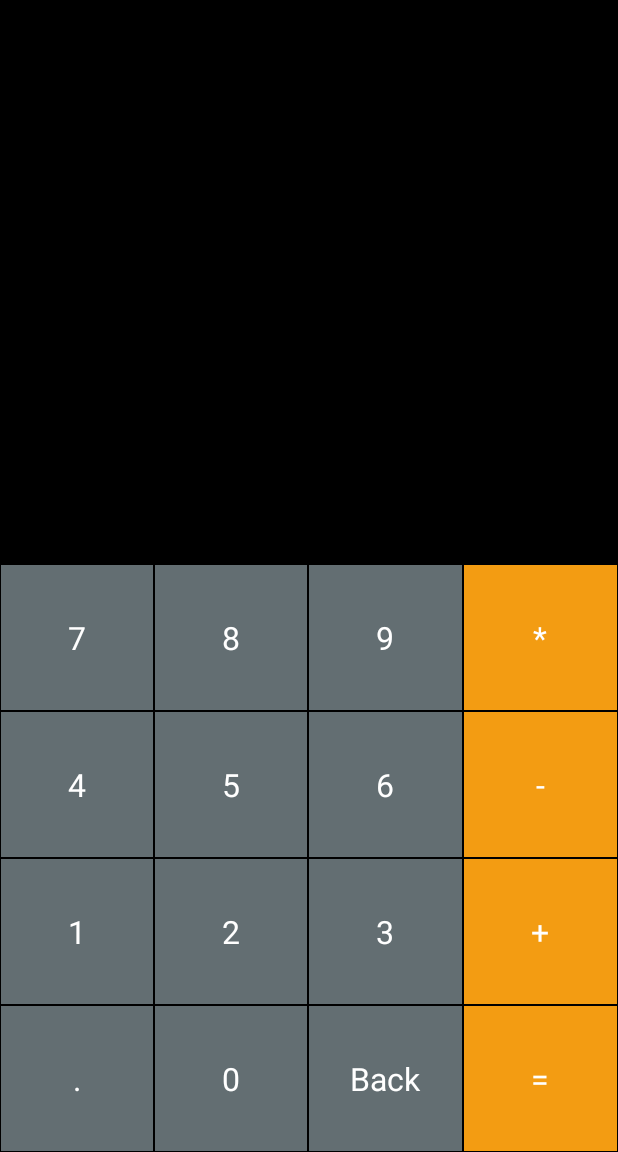
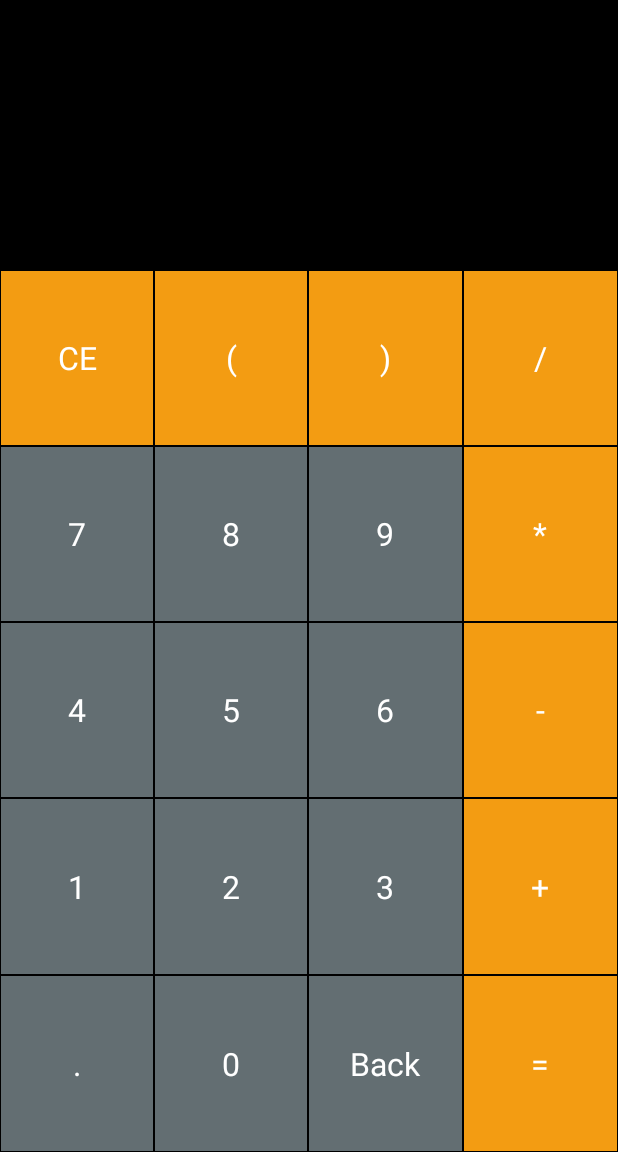
Before and after one commit to JeewanthaLahiru/android-studio-practices, an Android app: the screen it shows after launch (MainActivity), on a phone screen of 412 x 824 dp, the part 84-1236 px from its top. Run offline under Robolectric (Android 15) with nearby library versions, the phone set to English and light mode, and no system bars.

Commit message:
added all buttons to the view

```diff
--- a/Calculator/app/src/main/res/layout/activity_main.xml
+++ b/Calculator/app/src/main/res/layout/activity_main.xml
@@ -26,18 +26,29 @@
         android:layout_height="match_parent"
         android:orientation="vertical">
 
+
         <LinearLayout
             android:layout_width="match_parent"
             android:layout_height="0dp"
             android:layout_weight="1"
             android:orientation="horizontal">
 
-        </LinearLayout>
-        <LinearLayout
-            android:layout_width="match_parent"
-            android:layout_height="0dp"
-            android:layout_weight="1"
-            android:orientation="horizontal">
+            <TextView
+                android:id="@+id/tvCE"
+                style="@style/ActionButtonStyle"
+                android:text="CE"/>
+            <TextView
+                android:id="@+id/tvleft"
+                style="@style/ActionButtonStyle"
+                android:text="("/>
+            <TextView
+                android:id="@+id/tvRight"
+                style="@style/ActionButtonStyle"
+                android:text=")"/>
+            <TextView
+                android:id="@+id/tvDivition"
+                style="@style/ActionButtonStyle"
+                android:text="/"/>
 
         </LinearLayout>
         <LinearLayout
```
